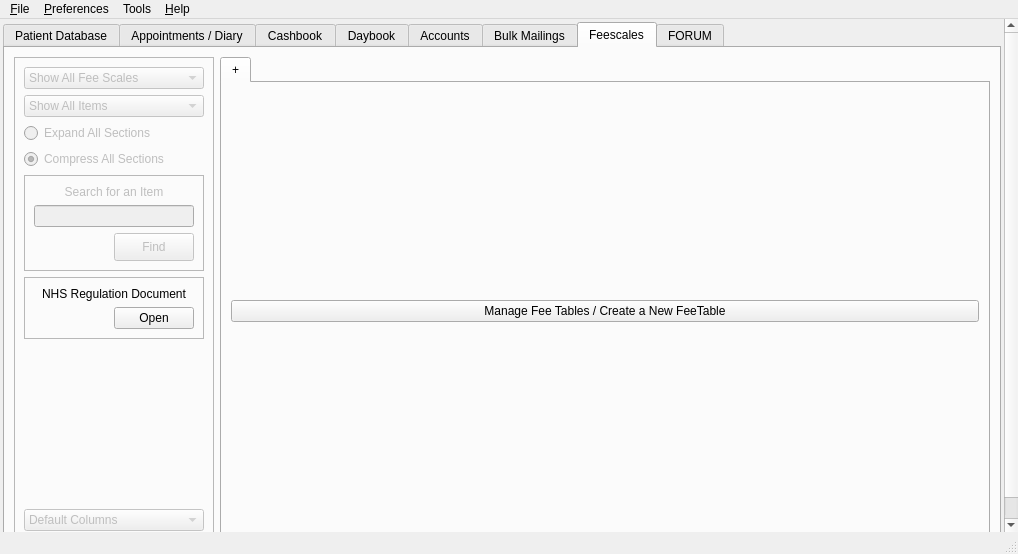
Above: src/openmolar/qt-designer/main.ui from rowinggolfer/openmolar1 before the change. Below: the same form after it.
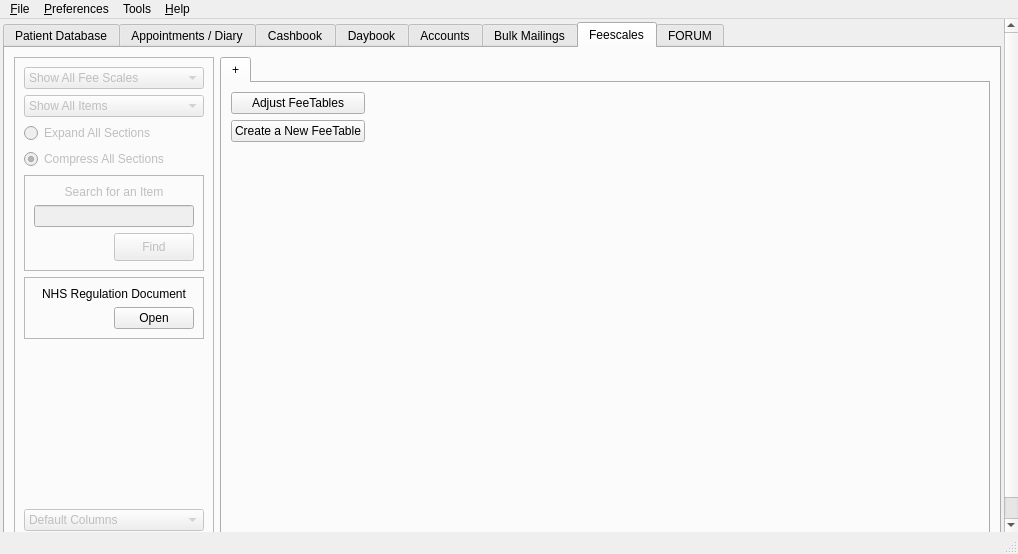
That is the form after the change. The open tabs and pages were chosen to show the change. Icons and pictures are not drawn.

Commit message: new ortho referral wizard, and fee adjuster now handles multiple fee tables

Diff of the .ui file:
```diff
--- a/src/openmolar/qt-designer/main.ui
+++ b/src/openmolar/qt-designer/main.ui
@@ -5578,14 +5578,47 @@
                <attribute name="title">
                 <string>+</string>
                </attribute>
-               <layout class="QVBoxLayout" name="verticalLayout_23">
-                <item>
-                 <widget class="QPushButton" name="manageFeeTables_pushButton">
+               <layout class="QGridLayout" name="gridLayout_22">
+                <item row="0" column="0">
+                 <widget class="QPushButton" name="adjustFeeTables_pushButton">
                   <property name="text">
-                   <string>Manage Fee Tables / Create a New FeeTable</string>
+                   <string>Adjust FeeTables</string>
                   </property>
                  </widget>
                 </item>
+                <item row="1" column="0">
+                 <widget class="QPushButton" name="newFeeTable_pushButton">
+                  <property name="text">
+                   <string>Create a New FeeTable</string>
+                  </property>
+                 </widget>
+                </item>
+                <item row="2" column="0">
+                 <spacer name="verticalSpacer_13">
+                  <property name="orientation">
+                   <enum>Qt::Vertical</enum>
+                  </property>
+                  <property name="sizeHint" stdset="0">
+                   <size>
+                    <width>20</width>
+                    <height>40</height>
+                   </size>
+                  </property>
+                 </spacer>
+                </item>
+                <item row="1" column="1">
+                 <spacer name="horizontalSpacer_6">
+                  <property name="orientation">
+                   <enum>Qt::Horizontal</enum>
+                  </property>
+                  <property name="sizeHint" stdset="0">
+                   <size>
+                    <width>40</width>
+                    <height>20</height>
+                   </size>
+                  </property>
+                 </spacer>
+                </item>
                </layout>
               </widget>
              </widget>
```
Left out of the diff: 38 changed lines with no effect on the pictures. The commit also changes 12 other files.
